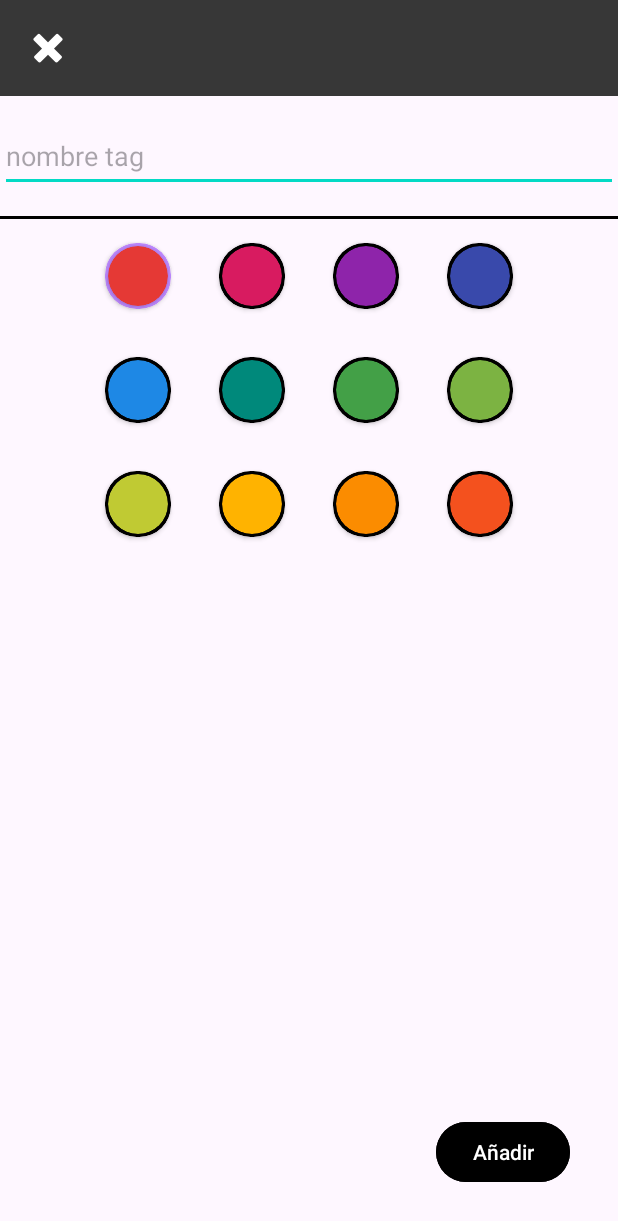
After one commit to ElQuenta/TDone, an Android app: the CreateTagActivity screen opened directly, with no data from a screen before it, on a phone screen of 412 x 824 dp. The commit adds this screen. Shown: the top 1221 px of the screen. Run offline under Robolectric (Android 15) with nearby library versions, the phone set to English and light mode, and no system bars.

Commit message:
Creación de Tags

```diff
--- a/app/src/main/AndroidManifest.xml
+++ b/app/src/main/AndroidManifest.xml
@@ -16,6 +16,9 @@
         android:supportsRtl="true"
         android:theme="@style/Theme.TDone"
         tools:targetApi="31">
+        <activity
+            android:name=".createElements.CreateTagActivity"
+            android:exported="false" />
         <activity
             android:name=".resizeImages.ResizeImages"
             android:exported="false" />
--- a/app/src/main/java/com/example/tdone/createElements/CreateNoteActivity.kt
+++ b/app/src/main/java/com/example/tdone/createElements/CreateNoteActivity.kt
@@ -1,5 +1,6 @@
 package com.example.tdone.createElements
 
+import android.content.Intent
 import android.os.Bundle
 import android.view.View
 import androidx.appcompat.app.AppCompatActivity
@@ -186,9 +187,13 @@ class CreateNoteActivity : AppCompatActivity() {
     private var screenState = NO_SELECT
 
     private fun initUi() {
-        selectionTagsAdapter = SelectionTagAdapter(tags) { tag, isChecked ->
-            updateTag(tag, isChecked)
-        }
+        selectionTagsAdapter = SelectionTagAdapter(tags,
+            change = { tag, isChecked ->
+                updateTag(tag, isChecked)
+            },
+            create = {
+                createTag()
+            })
         binding.rvSelectionTag.layoutManager = LinearLayoutManager(this)
         binding.rvSelectionTag.adapter = selectionTagsAdapter
 
@@ -321,4 +326,9 @@ class CreateNoteActivity : AppCompatActivity() {
         selectedTagsAdapter.notifyDataSetChanged()
     }
 
+    private fun createTag() {
+        val intent = Intent(this, CreateTagActivity::class.java)
+        startActivity(intent)
+    }
+
 }
--- /dev/null
+++ b/app/src/main/java/com/example/tdone/createElements/CreateTagActivity.kt
@@ -0,0 +1,62 @@
+package com.example.tdone.createElements
+
+import android.os.Bundle
+import androidx.appcompat.app.AppCompatActivity
+import androidx.core.content.ContextCompat
+import androidx.recyclerview.widget.GridLayoutManager
+import com.example.tdone.R
+import com.example.tdone.databinding.ActivityCreateTagBinding
+import com.example.tdone.rvHoldersYAdapters.rvSelections.selectionBackground.SelectionColorAdapter
+
+class CreateTagActivity : AppCompatActivity() {
+
+    private lateinit var binding: ActivityCreateTagBinding
+    private lateinit var selectionColorAdapter: SelectionColorAdapter
+
+    private val colors = listOf(
+        R.color.tag_color1,
+        R.color.tag_color2,
+        R.color.tag_color3,
+        R.color.tag_color4,
+        R.color.tag_color5,
+        R.color.tag_color6,
+        R.color.tag_color7,
+        R.color.tag_color8,
+        R.color.tag_color9,
+        R.color.tag_color10,
+        R.color.tag_color11,
+        R.color.tag_color12
+    )
+    private var selectedColor = colors[0]
+
+    override fun onCreate(savedInstanceState: Bundle?) {
+        super.onCreate(savedInstanceState)
+        binding = ActivityCreateTagBinding.inflate(layoutInflater)
+        setContentView(binding.root)
+        initUi()
+        initListeners()
+    }
+
+    private fun initUi() {
+        selectionColorAdapter = SelectionColorAdapter(colors, selectedColor) { color ->
+            updateColor(color)
+        }
+        binding.rvSelectionColor.apply {
+            this.layoutManager =
+                GridLayoutManager(binding.root.context, 4, GridLayoutManager.VERTICAL, false)
+            this.adapter = selectionColorAdapter
+        }
+    }
+    private fun initListeners() {
+        binding.icCancel.setOnClickListener { onBackPressed() }
+    }
+
+    private fun updateColor(color: Int) {
+        if (color != selectedColor) {
+            selectedColor = color
+            binding.root.setBackgroundColor(ContextCompat.getColor(this, selectedColor))
+            selectionColorAdapter.currentColor = selectedColor
+            selectionColorAdapter.notifyDataSetChanged()
+        }
+    }
+}
--- a/app/src/main/java/com/example/tdone/createElements/CreateTaskActivity.kt
+++ b/app/src/main/java/com/example/tdone/createElements/CreateTaskActivity.kt
@@ -1,5 +1,6 @@
 package com.example.tdone.createElements
 
+import android.content.Intent
 import android.os.Bundle
 import android.view.View
 import androidx.appcompat.app.AppCompatActivity
@@ -128,9 +129,13 @@ class CreateTaskActivity : AppCompatActivity() {
     private var screenState = NO_SELECT
 
     private fun initUi() {
-        selectionTagsAdapter = SelectionTagAdapter(tags) { tag, isChecked ->
-            updateTag(tag, isChecked)
-        }
+        selectionTagsAdapter = SelectionTagAdapter(tags,
+            change = { tag, isChecked ->
+                updateTag(tag, isChecked)
+            },
+            create = {
+                createTag()
+            })
         binding.rvSelectionTag.layoutManager = LinearLayoutManager(this)
         binding.rvSelectionTag.adapter = selectionTagsAdapter
 
@@ -211,14 +216,19 @@ class CreateTaskActivity : AppCompatActivity() {
     }
 
     private fun updateGroup(group: GroupDataClass) {
-        groups[groups.indexOf(selectedGroup)].groupSelected=false
+        groups[groups.indexOf(selectedGroup)].groupSelected = false
         if (group != selectedGroup) {
             selectedGroup = group
-        }else{
+        } else {
             selectedGroup = groups.last()
         }
-        groups[groups.indexOf(selectedGroup)].groupSelected=true
+        groups[groups.indexOf(selectedGroup)].groupSelected = true
         selectionGroupAdapter.updateGroups(groups)
     }
 
+    private fun createTag() {
+        val intent = Intent(this, CreateTagActivity::class.java)
+        startActivity(intent)
+    }
+
 }
--- a/app/src/main/java/com/example/tdone/rvHoldersYAdapters/rvSelections/selectionTags/SelectionTagAdapter.kt
+++ b/app/src/main/java/com/example/tdone/rvHoldersYAdapters/rvSelections/selectionTags/SelectionTagAdapter.kt
@@ -8,7 +8,8 @@ import com.example.tdone.dataclasses.TagDataClass
 
 class SelectionTagAdapter(
     val tags: MutableList<TagDataClass>,
-    var change: (TagDataClass,Boolean) -> Unit
+    var change: (TagDataClass,Boolean) -> Unit,
+    var create: () -> Unit
 ) : RecyclerView.Adapter<SelectionTagViewHolder>() {
     override fun onCreateViewHolder(parent: ViewGroup, viewType: Int): SelectionTagViewHolder {
         return SelectionTagViewHolder(
@@ -19,6 +20,6 @@ class SelectionTagAdapter(
     override fun getItemCount(): Int = tags.size
 
     override fun onBindViewHolder(holder: SelectionTagViewHolder, position: Int) {
-        holder.bind(tags[position],change)
+        holder.bind(tags[position],change,create)
     }
 }
--- a/app/src/main/java/com/example/tdone/rvHoldersYAdapters/rvSelections/selectionTags/SelectionTagViewHolder.kt
+++ b/app/src/main/java/com/example/tdone/rvHoldersYAdapters/rvSelections/selectionTags/SelectionTagViewHolder.kt
@@ -11,7 +11,7 @@ class SelectionTagViewHolder(view: View) : RecyclerView.ViewHolder(view) {
 
     private val binding = ItemDifficultBinding.bind(view)
 
-    fun bind(tag: TagDataClass, funtion: (TagDataClass, Boolean) -> Unit) {
+    fun bind(tag: TagDataClass, funtion: (TagDataClass, Boolean) -> Unit, create: () -> Unit) {
         binding.cvTag.setCardBackgroundColor(
             ContextCompat.getColor(
                 binding.cvTag.context,
@@ -34,6 +34,9 @@ class SelectionTagViewHolder(view: View) : RecyclerView.ViewHolder(view) {
             binding.fabEdit.isClickable = false
             binding.cbSelectTag.visibility = View.INVISIBLE
             binding.cbSelectTag.isClickable = false
+            binding.cvTag.setOnClickListener {
+                create()
+            }
         }
 
     }
--- /dev/null
+++ b/app/src/main/res/layout/activity_create_tag.xml
@@ -0,0 +1,78 @@
+<?xml version="1.0" encoding="utf-8"?>
+<androidx.constraintlayout.widget.ConstraintLayout xmlns:android="http://schemas.android.com/apk/res/android"
+    xmlns:app="http://schemas.android.com/apk/res-auto"
+    xmlns:tools="http://schemas.android.com/tools"
+    android:layout_width="match_parent"
+    android:layout_height="match_parent"
+    tools:context=".createElements.CreateTagActivity">
+
+    <LinearLayout
+        android:layout_width="match_parent"
+        android:layout_height="match_parent"
+        android:orientation="vertical">
+
+        <androidx.appcompat.widget.Toolbar
+            android:id="@+id/toolbar"
+            android:layout_width="match_parent"
+            android:layout_height="wrap_content"
+            android:background="@color/gray"
+            android:elevation="1dp"
+            android:theme="?attr/actionBarTheme"
+            app:layout_constraintTop_toTopOf="parent"
+            tools:layout_editor_absoluteX="100dp">
+
+            <ImageView
+                android:id="@+id/ic_cancel"
+                android:layout_width="wrap_content"
+                android:layout_height="wrap_content"
+                android:src="@android:drawable/ic_delete"
+                app:tint="@color/white" />
+
+        </androidx.appcompat.widget.Toolbar>
+
+
+        <LinearLayout
+            android:layout_width="match_parent"
+            android:layout_height="wrap_content"
+            android:gravity="center_horizontal"
+            android:orientation="vertical">
+
+            <EditText
+                android:id="@+id/et_group_name"
+                android:layout_width="match_parent"
+                android:layout_height="wrap_content"
+                android:layout_marginTop="16dp"
+                android:hint="nombre tag"
+                android:inputType="text"
+                android:maxLines="1"
+                android:minHeight="48dp" />
+
+            <View
+                android:id="@+id/div"
+                android:layout_width="match_parent"
+                android:layout_height="2dp"
+                android:layout_marginTop="16dp"
+                android:background="@color/black" />
+
+            <androidx.recyclerview.widget.RecyclerView
+                android:id="@+id/rv_selection_color"
+                android:layout_width="wrap_content"
+                android:layout_height="wrap_content" />
+
+
+        </LinearLayout>
+
+
+    </LinearLayout>
+
+    <Button
+        android:id="@+id/btn_add"
+        android:layout_width="wrap_content"
+        android:layout_height="wrap_content"
+        android:layout_margin="32dp"
+        android:backgroundTint="@color/black"
+        android:elevation="1dp"
+        android:text="@string/add"
+        app:layout_constraintBottom_toBottomOf="parent"
+        app:layout_constraintRight_toRightOf="parent" />
+</androidx.constraintlayout.widget.ConstraintLayout>
```
